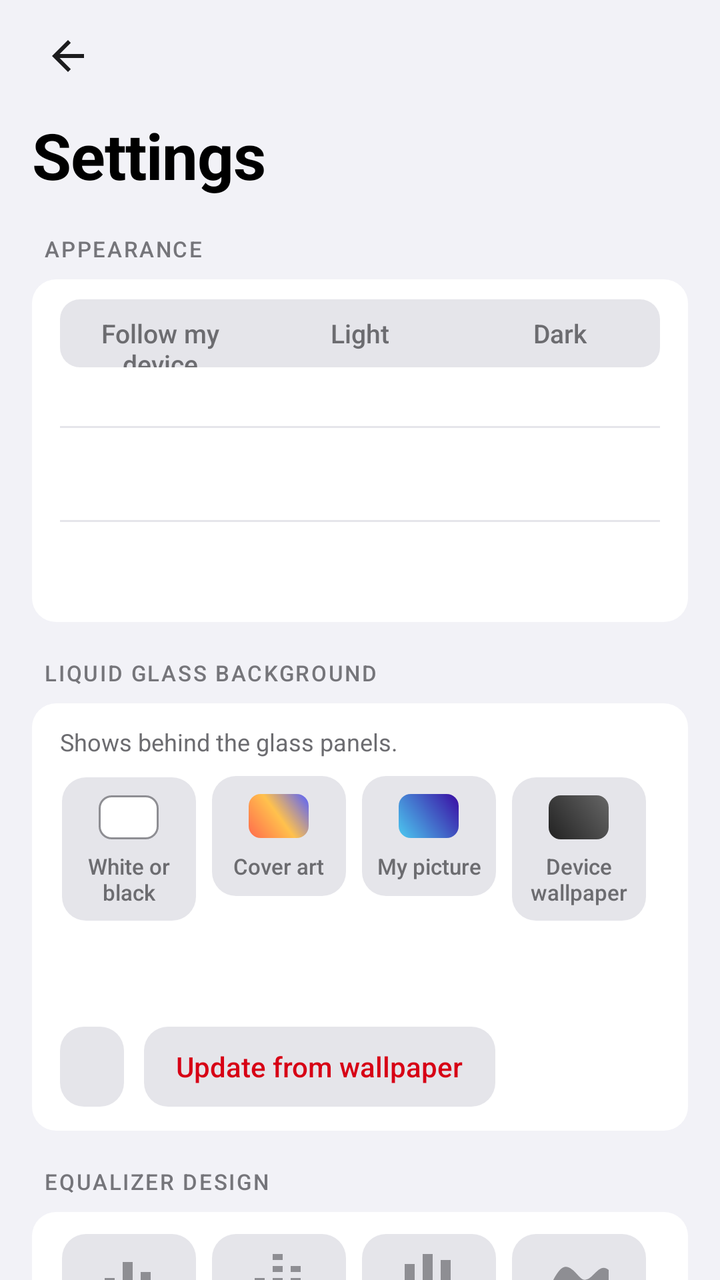
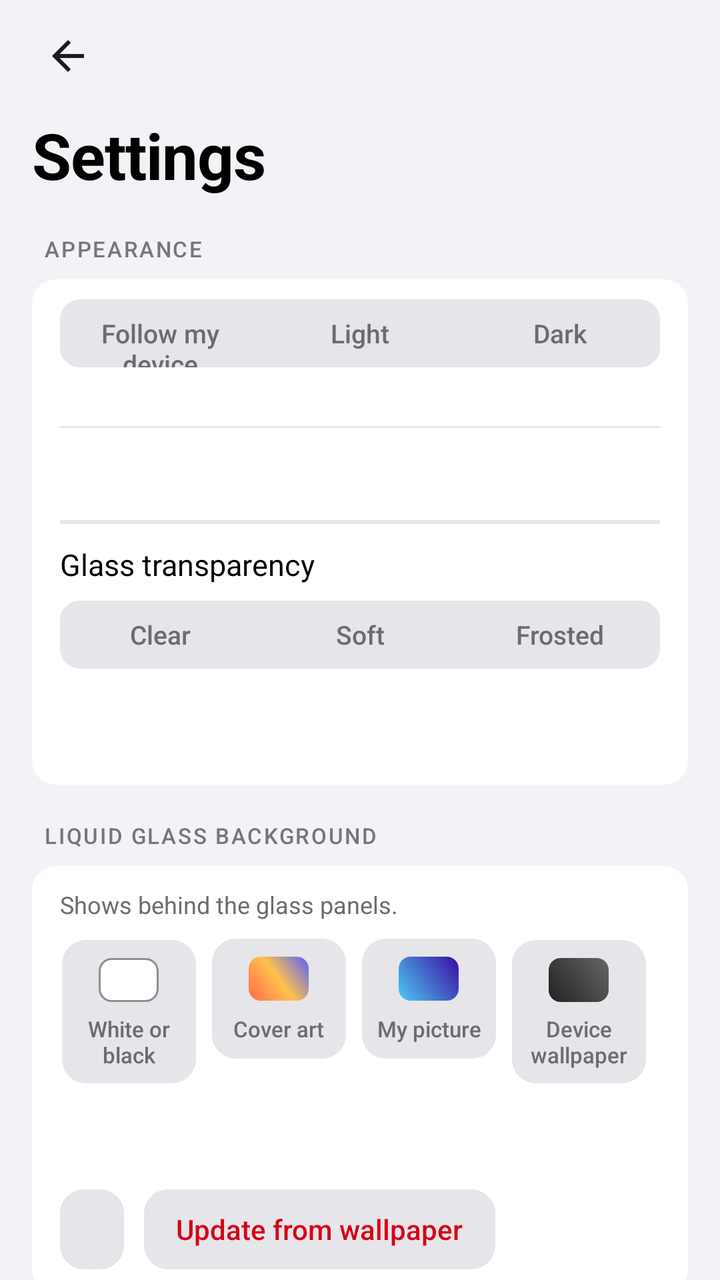

Before-and-after screenshots of an Android layout around one commit, followed by the original layout XML and the change that was made.
<!-- AndroidManifest.xml: application theme AppTheme -->
<!-- res/layout/activity_settings.xml -->
<?xml version="1.0" encoding="utf-8"?>
<LinearLayout xmlns:android="http://schemas.android.com/apk/res/android"
    xmlns:tools="http://schemas.android.com/tools"
    tools:ignore="Overdraw"
    android:layout_width="match_parent"
    android:layout_height="match_parent"
    android:background="@color/grouped_bg"
    android:orientation="vertical"
    android:tag="glass:clear">

    <LinearLayout
        style="@style/TopBar"
        android:paddingStart="4dp"
        android:paddingEnd="4dp">

        <ImageButton
            android:id="@+id/btn_back"
            android:layout_marginStart="6dp"
            android:tag="glass:pill"
            style="@style/IconButton"
            android:contentDescription="@string/cd_back"
            android:src="@drawable/ic_arrow_back" />
    </LinearLayout>

    <TextView
        style="@style/LargeTitle"
        android:layout_marginStart="@dimen/gutter"
        android:layout_marginBottom="4dp"
        android:text="@string/settings_title" />

    <ScrollView
        android:id="@+id/settings_scroll"
        android:layout_width="match_parent"
        android:layout_height="0dp"
        android:layout_weight="1"
        android:scrollbars="none">

        <LinearLayout
            android:layout_width="match_parent"
            android:layout_height="wrap_content"
            android:orientation="vertical"
            android:paddingStart="@dimen/gutter"
            android:paddingTop="8dp"
            android:paddingEnd="@dimen/gutter"
            android:paddingBottom="32dp">

            <TextView
                style="@style/SectionLabel"
                android:text="@string/set_appearance" />

            <LinearLayout
                style="@style/SettingsCard"
                android:tag="glass:card">

                <RadioGroup
                    android:id="@+id/theme_group"
                    android:layout_width="match_parent"
                    android:layout_height="wrap_content"
                    android:layout_marginTop="6dp"
                    android:background="@drawable/bg_segment_track"
                    android:orientation="horizontal">

                    <RadioButton
                        android:id="@+id/theme_system"
                        style="@style/SegmentRadio"
                        android:text="@string/theme_system" />

                    <RadioButton
                        android:id="@+id/theme_light"
                        style="@style/SegmentRadio"
                        android:text="@string/theme_light" />

                    <RadioButton
                        android:id="@+id/theme_dark"
                        style="@style/SegmentRadio"
                        android:text="@string/theme_dark" />
                </RadioGroup>

                <TextView
                    android:id="@+id/theme_system_now"
                    style="@style/SettingSub"
                    android:paddingStart="4dp"
                    android:paddingTop="6dp"
                    android:paddingBottom="6dp" />

                <View
                    android:layout_width="match_parent"
                    android:layout_height="1dp"
                    android:background="@color/divider" />

                <include
                    android:id="@+id/row_glass"
                    layout="@layout/row_setting" />

                <View
                    android:layout_width="match_parent"
                    android:layout_height="1dp"
                    android:background="@color/divider" />

                <include
                    android:id="@+id/row_ambient"
                    layout="@layout/row_setting" />
            </LinearLayout>

            <TextView
                style="@style/SectionLabel"
                android:text="@string/set_background" />

            <LinearLayout
                style="@style/SettingsCard"
                android:tag="glass:card">

                <TextView
                    style="@style/SettingSub"
                    android:paddingTop="6dp"
                    android:paddingBottom="8dp"
                    android:text="@string/set_bg_note" />

                <RadioGroup
                    android:id="@+id/bg_group"
                    android:layout_width="match_parent"
                    android:layout_height="wrap_content"
                    android:orientation="horizontal">

                    <RadioButton
                        android:id="@+id/bg_plain"
                        style="@style/TileRadio"
                        android:drawableTop="@drawable/sw_plain"
                        android:text="@string/set_bg_plain" />
                    <RadioButton
                        android:id="@+id/bg_cover"
                        style="@style/TileRadio"
                        android:drawableTop="@drawable/sw_cover"
                        android:text="@string/set_bg_cover" />
                    <RadioButton
                        android:id="@+id/bg_picture"
                        style="@style/TileRadio"
                        android:drawableTop="@drawable/sw_picture"
                        android:text="@string/set_bg_picture" />
                    <RadioButton
                        android:id="@+id/bg_wallpaper"
                        style="@style/TileRadio"
                        android:drawableTop="@drawable/sw_wallpaper"
                        android:text="@string/set_bg_wallpaper" />
                </RadioGroup>

                <TextView
                    android:id="@+id/bg_picture_sub"
                    style="@style/SettingSub"
                    android:paddingTop="8dp" />

                <TextView
                    android:id="@+id/bg_wallpaper_sub"
                    style="@style/SettingSub"
                    android:paddingTop="2dp" />

                <LinearLayout
                    android:layout_width="match_parent"
                    android:layout_height="wrap_content"
                    android:orientation="horizontal"
                    android:paddingTop="8dp"
                    android:paddingBottom="8dp">

                    <TextView
                        android:id="@+id/bg_pick"
                        style="@style/PillSmall"
                        android:clickable="true"
                        android:focusable="true" />

                    <TextView
                        android:id="@+id/bg_wallpaper_update"
                        style="@style/PillSmall"
                        android:layout_marginStart="10dp"
                        android:clickable="true"
                        android:focusable="true"
                        android:text="@string/set_bg_update" />
                </LinearLayout>
            </LinearLayout>

            <TextView
                style="@style/SectionLabel"
                android:text="@string/set_bar_style" />

            <LinearLayout
                style="@style/SettingsCard"
                android:tag="glass:card">

                <RadioGroup
                    android:id="@+id/bar_style_group"
                    android:layout_width="match_parent"
                    android:layout_height="wrap_content"
                    android:layout_marginTop="6dp"
                    android:layout_marginBottom="6dp"
                    android:orientation="horizontal">

                    <RadioButton
                        android:id="@+id/bar_style_bars"
                        style="@style/TileRadio"
                        android:drawableTop="@drawable/ic_style_bars"
                        android:text="@string/bar_style_bars" />
                    <RadioButton
                        android:id="@+id/bar_style_dots"
                        style="@style/TileRadio"
                        android:drawableTop="@drawable/ic_style_dots"
                        android:text="@string/bar_style_dots" />
                    <RadioButton
                        android:id="@+id/bar_style_mirror"
                        style="@style/TileRadio"
                        android:drawableTop="@drawable/ic_style_mirror"
                        android:text="@string/bar_style_mirror" />
                    <RadioButton
                        android:id="@+id/bar_style_wave"
                        style="@style/TileRadio"
                        android:drawableTop="@drawable/ic_style_wave"
                        android:text="@string/bar_style_wave" />
                </RadioGroup>
            </LinearLayout>

            <TextView
                style="@style/SectionLabel"
                android:text="@string/set_playing" />

            <LinearLayout
                style="@style/SettingsCard"
                android:tag="glass:card">

                <include
                    android:id="@+id/row_vibrate"
                    layout="@layout/row_setting" />

                <View
                    android:layout_width="match_parent"
                    android:layout_height="1dp"
                    android:background="@color/divider" />

                <include
                    android:id="@+id/row_vibrate_playing"
                    layout="@layout/row_setting" />

                <View
                    android:layout_width="match_parent"
                    android:layout_height="1dp"
                    android:background="@color/divider" />

                <include
                    android:id="@+id/row_cover_tap"
                    layout="@layout/row_setting" />
            </LinearLayout>

            <TextView
                style="@style/SectionLabel"
                android:text="@string/set_library" />

            <LinearLayout
                style="@style/SettingsCard"
                android:tag="glass:card">

                <include
                    android:id="@+id/row_show_all"
                    layout="@layout/row_setting" />

                <View
                    android:layout_width="match_parent"
                    android:layout_height="1dp"
                    android:background="@color/divider" />

                <include
                    android:id="@+id/row_scan"
                    layout="@layout/row_setting" />
            </LinearLayout>

            <TextView
                style="@style/SectionLabel"
                android:text="@string/set_updates" />

            <LinearLayout
                style="@style/SettingsCard"
                android:tag="glass:card">

                <include
                    android:id="@+id/row_version"
                    layout="@layout/row_setting" />

                <TextView
                    android:id="@+id/upd_notes_title"
                    style="@style/SectionLabel"
                    android:layout_marginTop="8dp"
                    android:text="@string/upd_notes"
                    android:visibility="gone" />

                <TextView
                    android:id="@+id/upd_notes"
                    android:layout_width="match_parent"
                    android:layout_height="wrap_content"
                    android:layout_marginTop="4dp"
                    android:ellipsize="end"
                    android:maxLines="10"
                    android:textColor="@color/text_secondary"
                    android:textSize="14sp"
                    android:visibility="gone" />

                <ProgressBar
                    android:id="@+id/upd_progress"
                    style="?android:attr/progressBarStyleHorizontal"
                    android:layout_width="match_parent"
                    android:layout_height="6dp"
                    android:layout_marginTop="14dp"
                    android:max="100"
                    android:progressDrawable="@drawable/seek_progress"
                    android:visibility="gone" />

                <TextView
                    android:id="@+id/upd_hint"
                    android:layout_width="match_parent"
                    android:layout_height="wrap_content"
                    android:layout_marginTop="10dp"
                    android:textColor="@color/text_secondary"
                    android:textSize="14sp"
                    android:visibility="gone" />

                <LinearLayout
                    android:layout_width="match_parent"
                    android:layout_height="wrap_content"
                    android:layout_marginTop="14dp"
                    android:layout_marginBottom="6dp"
                    android:orientation="horizontal">

                    <TextView
                        android:id="@+id/upd_action"
                        style="@style/PillAccent"
                        android:clickable="true"
                        android:focusable="true" />

                    <TextView
                        android:id="@+id/upd_secondary"
                        style="@style/PillOutline"
                        android:layout_marginStart="10dp"
                        android:clickable="true"
                        android:focusable="true"
                        android:visibility="gone" />
                </LinearLayout>

                <View
                    android:layout_width="match_parent"
                    android:layout_height="1dp"
                    android:background="@color/divider" />

                <include
                    android:id="@+id/row_auto"
                    layout="@layout/row_setting" />
            </LinearLayout>

            <TextView
                style="@style/SectionLabel"
                android:text="@string/set_about" />

            <LinearLayout
                style="@style/SettingsCard"
                android:tag="glass:card">

                <TextView
                    android:id="@+id/about_text"
                    style="@style/SettingSub"
                    android:layout_marginTop="12dp"
                    android:lineSpacingMultiplier="1.1"
                    android:textSize="14sp" />

                <TextView
                    android:id="@+id/about_source"
                    style="@style/BannerAction"
                    android:layout_marginStart="-14dp"
                    android:layout_marginBottom="4dp"
                    android:text="@string/set_source"
                    android:textAllCaps="false" />
            </LinearLayout>
        </LinearLayout>
    </ScrollView>
</LinearLayout>
<!-- res/layout/row_setting.xml (included above) -->
<?xml version="1.0" encoding="utf-8"?>
<LinearLayout xmlns:android="http://schemas.android.com/apk/res/android"
    xmlns:tools="http://schemas.android.com/tools"
    android:layout_width="match_parent"
    android:layout_height="wrap_content"
    android:background="?android:attr/selectableItemBackground"
    android:gravity="center_vertical"
    android:minHeight="46dp"
    android:orientation="horizontal"
    tools:ignore="Overdraw">

    <ImageView
        android:id="@+id/set_icon"
        android:layout_width="24dp"
        android:layout_height="24dp"
        android:layout_marginEnd="12dp"
        android:background="@drawable/bg_set_icon"
        android:importantForAccessibility="no"
        android:padding="5dp"
        android:scaleType="fitCenter"
        android:tint="#FFFFFF"
        android:visibility="gone" />

    <LinearLayout
        android:layout_width="0dp"
        android:layout_height="wrap_content"
        android:layout_weight="1"
        android:orientation="vertical"
        android:paddingTop="6dp"
        android:paddingBottom="6dp">

        <TextView
            android:id="@+id/set_title"
            style="@style/SettingTitle" />

        <TextView
            android:id="@+id/set_sub"
            style="@style/SettingSub"
            android:visibility="gone" />
    </LinearLayout>

    <Switch
        android:id="@+id/set_switch"
        android:layout_width="wrap_content"
        android:layout_height="wrap_content"
        android:layout_marginStart="12dp"
        android:importantForAccessibility="no"
        android:thumbTint="#FFFFFFFF"
        android:trackTint="@color/switch_track"
        android:trackTintMode="src_in"
        android:visibility="gone" />
</LinearLayout>
<!-- resources referenced by this layout -->
<resources>
  <color name="divider">#38383A</color>
  <color name="grouped_bg">#000000</color>
  <color name="text_secondary">#A1A1A6</color>
  <dimen name="gutter">16dp</dimen>
  <!-- drawable bg_segment_track (drawable) -->
  <?xml version="1.0" encoding="utf-8"?>
  <shape xmlns:android="http://schemas.android.com/apk/res/android" android:shape="rectangle">
      <solid android:color="@color/divider" />
      <corners android:radius="10dp" />
  </shape>
  <!-- drawable bg_set_icon (drawable) -->
  <?xml version="1.0" encoding="utf-8"?>
  <shape xmlns:android="http://schemas.android.com/apk/res/android" android:shape="rectangle">
      <corners android:radius="7dp" />
      <solid android:color="#8E8E93" />
  </shape>
  <string name="bar_style_bars">Bars</string>
  <string name="bar_style_dots">Dots</string>
  <string name="bar_style_mirror">Mirror</string>
  <string name="bar_style_wave">Wave</string>
  <string name="cd_back">Back</string>
  <string name="set_about">About</string>
  <string name="set_appearance">Appearance</string>
  <string name="set_background">Liquid glass background</string>
  <string name="set_bar_style">Equalizer design</string>
  <string name="set_bg_cover">Cover art</string>
  <string name="set_bg_note">Shows behind the glass panels.</string>
  <string name="set_bg_picture">My picture</string>
  <string name="set_bg_plain">White or black</string>
  <string name="set_bg_update">Update from wallpaper</string>
  <string name="set_bg_wallpaper">Device wallpaper</string>
  <string name="set_library">Library</string>
  <string name="set_playing">Playing</string>
  <string name="set_source">Source code and releases on GitHub</string>
  <string name="set_updates">Updates</string>
  <string name="settings_title">Settings</string>
  <string name="theme_dark">Dark</string>
  <string name="theme_light">Light</string>
  <string name="theme_system">Follow my device</string>
  <string name="upd_notes">What\'s new</string>
  <style name="PillAccent" parent="Pill">
          <item name="android:background">@drawable/bg_pill_accent</item>
          <item name="android:textColor">@color/on_accent</item>
          <item name="android:drawableTint">@color/on_accent</item>
      </style>
  <style name="PillOutline" parent="Pill">
          <item name="android:background">@drawable/bg_pill_outline</item>
          <item name="android:textColor">@color/text_primary</item>
          <item name="android:drawableTint">@color/text_primary</item>
      </style>
  <color name="eq_track">#3A3A3C</color>
  <color name="icon_dim">#8E8E93</color>
  <color name="accent_text">#FF453A</color>
  <dimen name="icon_btn">48dp</dimen>
  <color name="icon">#FFFFFF</color>
  <color name="text_primary">#FFFFFF</color>
  <dimen name="text_large_title">32sp</dimen>
  <color name="on_accent">#FFFFFF</color>
  <color name="text_tertiary">#8E8E93</color>
  <!-- drawable bg_card (drawable) -->
  <?xml version="1.0" encoding="utf-8"?>
  <shape xmlns:android="http://schemas.android.com/apk/res/android"
      android:shape="rectangle">
      <solid android:color="@color/grouped_card" />
      <corners android:radius="12dp" />
  </shape>
  <dimen name="topbar_height">56dp</dimen>
  <color name="surface">#1C1C1E</color>
  <color name="bg">#000000</color>
  <color name="ripple">#33FFFFFF</color>
  <style name="AppPopup" parent="android:Widget.Material.PopupMenu">
          <item name="android:popupBackground">@color/surface_raised</item>
      </style>
  <dimen name="pill_height">44dp</dimen>
  <color name="accent">#E5202B</color>
  <color name="outline">#48484A</color>
  <color name="surface_raised">#2C2C2E</color>
  <color name="grouped_card">#1C1C1E</color>
  <!-- unchanged entries left out for length: 32 -->
</resources>

<!-- the commit's change to res/layout/activity_settings.xml (unified diff, before → after) -->
@@ -96,6 +96,41 @@
                     android:layout_width="match_parent"
                     android:layout_height="1dp"
                     android:background="@color/divider" />
+
+                <View
+                    android:layout_width="match_parent"
+                    android:layout_height="1dp"
+                    android:background="@color/divider" />
+
+                <TextView
+                    style="@style/SettingTitle"
+                    android:paddingTop="10dp"
+                    android:text="@string/set_clarity" />
+
+                <RadioGroup
+                    android:id="@+id/clarity_group"
+                    android:layout_width="match_parent"
+                    android:layout_height="wrap_content"
+                    android:layout_marginTop="8dp"
+                    android:layout_marginBottom="8dp"
+                    android:background="@drawable/bg_segment_track"
+                    android:orientation="horizontal">
+
+                    <RadioButton
+                        android:id="@+id/clarity_clear"
+                        style="@style/SegmentRadio"
+                        android:text="@string/clarity_clear" />
+
+                    <RadioButton
+                        android:id="@+id/clarity_soft"
+                        style="@style/SegmentRadio"
+                        android:text="@string/clarity_soft" />
+
+                    <RadioButton
+                        android:id="@+id/clarity_frosted"
+                        style="@style/SegmentRadio"
+                        android:text="@string/clarity_frosted" />
+                </RadioGroup>
 
                 <include
                     android:id="@+id/row_ambient"
<!-- resource entries referenced after the edit -->
@@ -21,6 +21,9 @@
   <string name="bar_style_mirror">Mirror</string>
   <string name="bar_style_wave">Wave</string>
   <string name="cd_back">Back</string>
+  <string name="clarity_clear">Clear</string>
+  <string name="clarity_frosted">Frosted</string>
+  <string name="clarity_soft">Soft</string>
   <string name="set_about">About</string>
   <string name="set_appearance">Appearance</string>
   <string name="set_background">Liquid glass background</string>
@@ -31,6 +34,7 @@
   <string name="set_bg_plain">White or black</string>
   <string name="set_bg_update">Update from wallpaper</string>
   <string name="set_bg_wallpaper">Device wallpaper</string>
+  <string name="set_clarity">Glass transparency</string>
   <string name="set_library">Library</string>
   <string name="set_playing">Playing</string>
   <string name="set_source">Source code and releases on GitHub</string>
